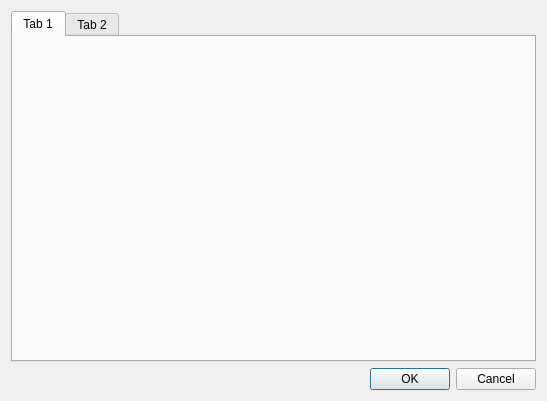
Qt form UI/_appplicationsettingsdialog.ui (PenthiusX/BareBonesEngine) before a commit.
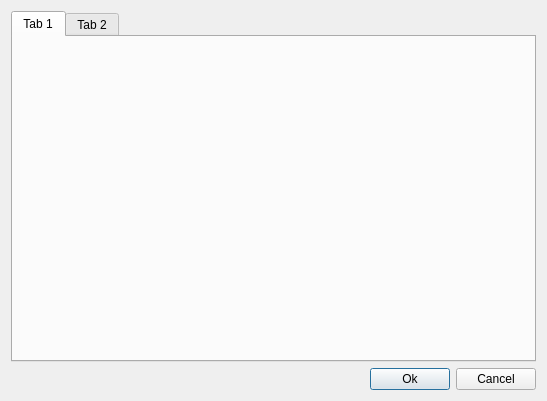
The same form after that commit. Custom widgets are drawn as their Qt base class.

What changed in the file:
```diff
--- a/UI/_appplicationsettingsdialog.ui
+++ b/UI/_appplicationsettingsdialog.ui
@@ -68,12 +68,16 @@
       </spacer>
      </item>
      <item>
-      <widget class="QDialogButtonBox" name="buttonBox">
-       <property name="orientation">
-        <enum>Qt::Horizontal</enum>
+      <widget class="QPushButton" name="accept_button">
+       <property name="text">
+        <string>Ok</string>
        </property>
-       <property name="standardButtons">
-        <set>QDialogButtonBox::Cancel|QDialogButtonBox::Ok</set>
+      </widget>
+     </item>
+     <item>
+      <widget class="QPushButton" name="reject_button">
+       <property name="text">
+        <string>Cancel</string>
        </property>
       </widget>
      </item>
```
Left out of the diff: 24 changed lines with no effect on the pictures.
